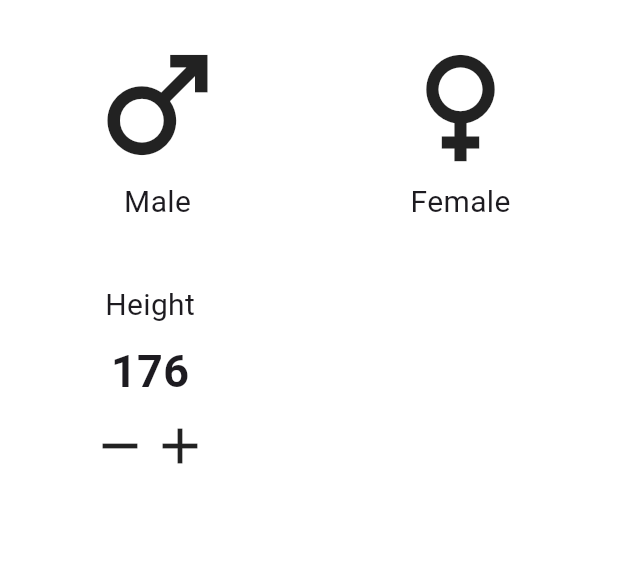
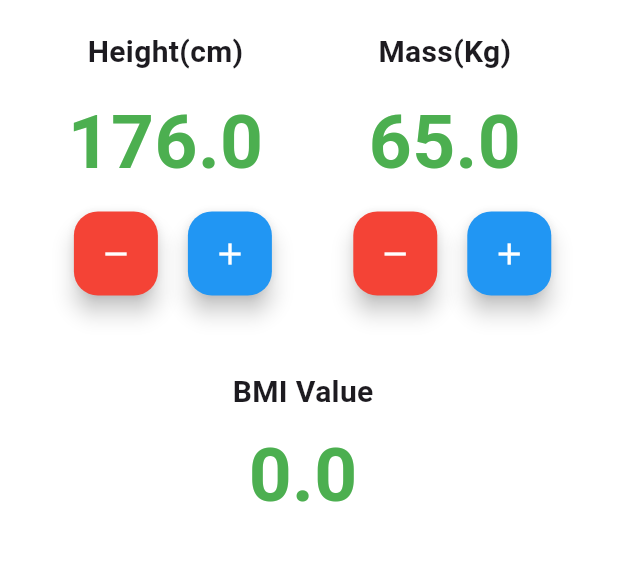
Before and after one commit to Tharindu-Nimsara/Flutter_BMI_Cal, a Flutter app: the screen it shows after launch, on a phone screen of 412 x 824 dp, the part 84-645 px from its top. Run offline on Flutter 3.47's test engine with Material 3 defaults, Android fonts, the phone set to English and light mode, and no system bars.

Commit message:
Removed male female, Added all basic features ✅

```diff
--- /dev/null
+++ b/lib/constants.dart
@@ -0,0 +1,17 @@
+import 'package:flutter/material.dart';
+
+const kNumberColor1 = Colors.green;
+
+//BMI Comment colors
+
+//underweight
+const kUnderWeight = Colors.yellow;
+
+//Normal
+const kNormalWeight = Colors.green;
+
+//Overweight
+const kOverWeight = Colors.orange;
+
+//Obese
+const kObeseWeight = Colors.red;
--- a/lib/main_page.dart
+++ b/lib/main_page.dart
@@ -1,5 +1,7 @@
 // ignore_for_file: prefer_const_constructors, prefer_const_literals_to_create_immutables
 
+import 'package:bmi_calculator/constants.dart';
+import 'package:flutter/gestures.dart';
 import 'package:flutter/material.dart';
 
 class MainPage extends StatefulWidget {
@@ -29,91 +31,151 @@ class _MainPageState extends State<MainPage> {
             padding: const EdgeInsets.all(20.0),
             child: Column(
               children: [
-                Padding(
-                  padding: const EdgeInsets.only(bottom: 40.0),
-                  child: Row(
-                    //male female row
-                    children: const [
-                      Padding(
-                        padding: EdgeInsets.only(
-                          left: 35.0,
-                        ),
-                        child: Column(
-                          //male
-                          children: [
-                            Icon(
-                              Icons.male,
-                              size: 100,
-                            ),
-                            Text(
-                              "Male",
-                              style: TextStyle(fontSize: 20),
-                            )
-                          ],
-                        ),
-                      ),
-                      Spacer(),
-                      Padding(
-                        padding: EdgeInsets.only(right: 35.0),
-                        child: Column(
-                          //female
-                          children: [
-                            Icon(
-                              Icons.female,
-                              size: 100,
-                            ),
-                            Text(
-                              "Female",
-                              style: TextStyle(fontSize: 20),
-                            )
-                          ],
-                        ),
-                      )
-                    ],
-                  ),
-                ),
                 Row(
                   //height weight row
                   children: [
                     Padding(
-                      padding: const EdgeInsets.only(left: 40.0),
+                      padding: const EdgeInsets.only(left: 25.0),
                       child: Column(
                         //Height
                         children: [
-                          Text("Height",style: TextStyle(fontSize: 20, ),),
-
                           Padding(
-                            padding: const EdgeInsets.all(8.0),
-                            child: Text("176", style: TextStyle(fontSize: 30, fontWeight: FontWeight.bold)),
+                            padding: const EdgeInsets.only(right: 10.0),
+                            child: Text(
+                              "Height(cm)",
+                              style: TextStyle(
+                                  fontSize: 20, fontWeight: FontWeight.bold),
+                            ),
+                          ),
+                          Padding(
+                            padding: const EdgeInsets.only(
+                                top: 10, bottom: 10, right: 10),
+                            child: Text(height.toString(),
+                                style: TextStyle(
+                                    fontSize: 50,
+                                    fontWeight: FontWeight.bold,
+                                    color: kNumberColor1)),
                           ),
                           Row(
                             children: [
-                              Icon(
-                                Icons.remove,
-                                size: 40,
+                              Padding(
+                                padding: const EdgeInsets.only(right: 15.0),
+                                child: FloatingActionButton(
+                                  onPressed: onHeightMinus,
+                                  child: Icon(
+                                    Icons.remove,
+                                    color: Colors.white,
+                                  ),
+                                  backgroundColor: Colors.red,
+                                ),
                               ),
-                              Icon(
-                                Icons.add,
-                                size: 40,
+                              Padding(
+                                padding: const EdgeInsets.only(left: 5.0),
+                                child: FloatingActionButton(
+                                  onPressed: onHeightPlus,
+                                  child: Icon(
+                                    Icons.add,
+                                    color: Colors.white,
+                                  ),
+                                  backgroundColor: Colors.blue,
+                                ),
                               )
                             ],
                           )
                         ],
                       ),
                     ),
-                    Column(
-                        //weight
-                        )
+                    Padding(
+                      padding: const EdgeInsets.only(left: 50.0),
+                      child: Column(
+                        //Height
+                        children: [
+                          Padding(
+                            padding: const EdgeInsets.only(right: 10.0),
+                            child: Text(
+                              "Mass(Kg)",
+                              style: TextStyle(
+                                fontSize: 20,
+                                fontWeight: FontWeight.bold,
+                              ),
+                            ),
+                          ),
+                          Padding(
+                            padding: const EdgeInsets.only(
+                                top: 10, bottom: 10, right: 10),
+                            child: Text(
+                              mass.toString(),
+                              style: TextStyle(
+                                  fontSize: 50,
+                                  fontWeight: FontWeight.bold,
+                                  color: kNumberColor1),
+                            ),
+                          ),
+                          Row(
+                            children: [
+                              Padding(
+                                padding: const EdgeInsets.only(right: 15.0),
+                                child: FloatingActionButton(
+                                  onPressed: onMassMinus,
+                                  child: Icon(
+                                    Icons.remove,
+                                    color: Colors.white,
+                                  ),
+                                  backgroundColor: Colors.red,
+                                ),
+                              ),
+                              Padding(
+                                padding: const EdgeInsets.only(left: 5.0),
+                                child: FloatingActionButton(
+                                  onPressed: onMassPlus,
+                                  child: Icon(
+                                    Icons.add,
+                                    color: Colors.white,
+                                  ),
+                                  backgroundColor: Colors.blue,
+                                ),
+                              )
+                            ],
+                          )
+                        ],
+                      ),
+                    ),
                   ],
                 ),
                 Row(
                   //BMI value row
                   children: [
-                    Column(
-                        //BMI TEXT
-
-                        //Result value
-                        )
+                    Center(
+                      child: Padding(
+                        padding: const EdgeInsets.only(left: 135.0, top: 50),
+                        child: Column(
+                          children: [
+                            Padding(
+                              padding: const EdgeInsets.only(bottom: 5.0),
+                              child: Text(
+                                "BMI Value",
+                                style: TextStyle(
+                                    fontSize: 20, fontWeight: FontWeight.bold),
+                              ),
+                            ),
+                            Text(
+                              bmi.toString(),
+                              style: TextStyle(
+                                  fontSize: 50,
+                                  fontWeight: FontWeight.bold,
+                                  color: kNumberColor1),
+                            ),
+                            Text(
+                              comment,
+                              style: TextStyle(
+                                  fontSize: 20,
+                                  fontWeight: FontWeight.bold,
+                                  color: kNumberColor1),
+                            )
+                          ],
+                        ),
+                      ),
+                    )
                   ],
                 )
               ],
@@ -121,4 +183,47 @@ class _MainPageState extends State<MainPage> {
           )),
     );
   }
+
+  double height = 176;
+  double mass = 65;
+  double bmi = 0;
+  String comment = "";
+
+  void onHeightMinus() {
+    print("H minus");
+    setState(() {
+      height--;
+    });
+  }
+
+  void onHeightPlus() {
+    print("H plus");
+    setState(() {
+      height--;
+    });
+  }
+
+  void onMassMinus() {
+    print("M minus");
+    setState(() {
+      mass--;
+    });
+  }
+
+  void onMassPlus() {
+    print("M plus");
+    setState(() {
+      mass++;
+    });
+  }
+
+  void reset() {
+    print("reset");
+    setState(() {
+      height = 176;
+      mass = 65;
+    });
+  }
+
+  void cal() {}
 }
```
